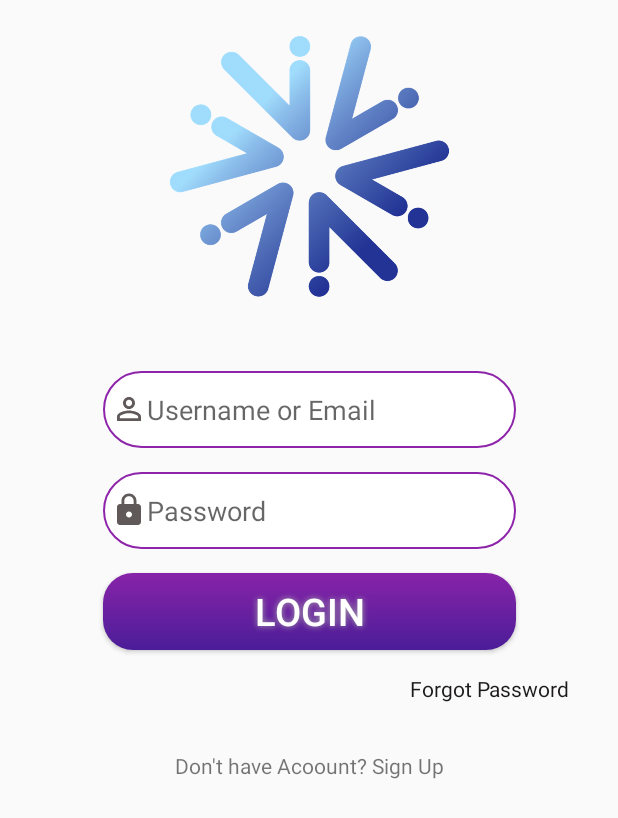
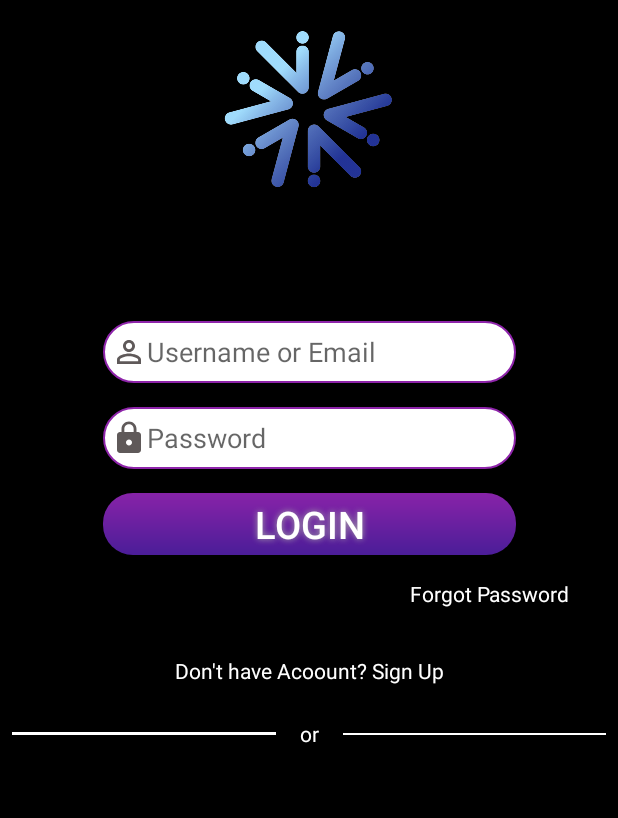
Before and after one commit to ademarx2/MiAjudaaPagar, an Android app: the screen it shows after launch (LoginActivity), on a phone screen of 412 x 824 dp. Shown: the top 818 px of the screen. Run offline under Robolectric (Android 15) with nearby library versions, the phone set to English and light mode, and no system bars; our stand-ins replace Firebase (no records; nobody signed in at launch, a user with empty details on screens opened directly); Roboto replaces fonts that are not available here.

Commit message:
commit ajust login layout

```diff
--- a/app/src/main/java/com/rameda/miajudaapagar/ui/Login/LoginActivity.kt
+++ b/app/src/main/java/com/rameda/miajudaapagar/ui/Login/LoginActivity.kt
@@ -11,18 +11,20 @@
 import androidx.core.content.ContextCompat.getSystemService
 import android.icu.lang.UCharacter.GraphemeClusterBreak.T
 import android.R
-
+import android.graphics.Color
 
 
 class LoginActivity : AppCompatActivity() {
 
     override fun onCreate(savedInstanceState: Bundle?) {
         super.onCreate(savedInstanceState)
+        getWindow()?.setStatusBarColor(Color.BLACK)
+
         setContentView(com.rameda.miajudaapagar.R.layout.activity_login)
         supportActionBar?.hide()
 
         angry_btn.setOnClickListener {
-   //         startActivity(Intent(this,MainActivity::class.java))
+         startActivity(Intent(this,MainActivity::class.java))
             // Write a message to the database
             val database = FirebaseDatabase.getInstance()
             val myRef = database.getReference("message")
@@ -30,5 +32,7 @@
             myRef.setValue("Hello, World!")
 
         }
+
+
     }
 }
--- a/app/src/main/res/layout/activity_login.xml
+++ b/app/src/main/res/layout/activity_login.xml
@@ -3,14 +3,16 @@
     xmlns:app="http://schemas.android.com/apk/res-auto"
     xmlns:tools="http://schemas.android.com/tools"
     android:layout_width="match_parent"
+    android:background="@color/black"
     android:layout_height="match_parent">
 
     <EditText
         android:id="@+id/et_username"
         style="@android:style/Widget.Material.Light.EditText"
         android:layout_width="275dp"
-        android:layout_height="51dp"
+        android:layout_height="41dp"
         android:layout_marginStart="50dp"
+        android:layout_marginTop="16dp"
         android:layout_marginEnd="50dp"
         android:autofillHints=""
         android:background="@drawable/ic_redondo_border"
@@ -25,7 +27,7 @@
     <EditText
         android:id="@+id/et_pass"
         android:layout_width="275dp"
-        android:layout_height="51dp"
+        android:layout_height="41dp"
         android:layout_marginTop="16dp"
         android:autofillHints=""
         android:background="@drawable/ic_redondo_border"
@@ -40,7 +42,7 @@
     <Button
         android:id="@+id/angry_btn"
         android:layout_width="275dp"
-        android:layout_height="51dp"
+        android:layout_height="41dp"
         android:layout_marginStart="50dp"
         android:layout_marginTop="16dp"
         android:layout_marginEnd="50dp"
@@ -61,20 +63,22 @@
         android:layout_width="wrap_content"
         android:layout_height="wrap_content"
         android:orientation="horizontal"
-        app:layout_constraintGuide_percent="0.3" />
+        app:layout_constraintGuide_percent="0.24" />
 
     <ImageView
         android:id="@+id/imageView"
-        android:layout_width="0dp"
-        android:layout_height="0dp"
+        android:layout_width="264dp"
+        android:layout_height="112dp"
         android:layout_marginStart="50dp"
         android:layout_marginTop="16dp"
         android:layout_marginEnd="50dp"
         android:layout_marginBottom="44dp"
         app:layout_constraintBottom_toTopOf="@+id/et_username"
         app:layout_constraintEnd_toEndOf="parent"
+        app:layout_constraintHorizontal_bias="0.489"
         app:layout_constraintStart_toStartOf="parent"
         app:layout_constraintTop_toTopOf="parent"
+        app:layout_constraintVertical_bias="0.0"
         app:srcCompat="@drawable/icone_empreendimento" />
 
     <TextView
@@ -82,7 +86,7 @@
         android:layout_width="wrap_content"
         android:layout_height="wrap_content"
         android:layout_marginTop="16dp"
-        android:textColor="#1C1A1A"
+        android:textColor="@color/whrite"
         android:layout_marginEnd="32dp"
         android:text="Forgot Password"
         app:layout_constraintEnd_toEndOf="parent"
@@ -94,9 +98,50 @@
         android:layout_height="wrap_content"
         android:layout_marginStart="50dp"
         android:layout_marginTop="32dp"
+        android:textColor="@color/whrite"
         android:layout_marginEnd="50dp"
         android:text="Don't have Acoount? Sign Up"
         app:layout_constraintEnd_toEndOf="parent"
         app:layout_constraintStart_toStartOf="parent"
         app:layout_constraintTop_toBottomOf="@+id/tv_esqueceuPassword" />
+
+
+    <View
+
+        android:id="@+id/view"
+        android:layout_width="0dp"
+        android:layout_height="2dp"
+        android:layout_marginStart="8dp"
+        android:layout_marginEnd="16dp"
+        android:background="#Fff"
+        app:layout_constraintBottom_toBottomOf="@+id/textView"
+        app:layout_constraintEnd_toStartOf="@+id/textView"
+        app:layout_constraintStart_toStartOf="parent"
+        app:layout_constraintTop_toTopOf="@+id/textView" />
+
+    <View
+
+        android:id="@+id/view2"
+        android:layout_width="0dp"
+        android:layout_height="1dp"
+        android:layout_marginStart="16dp"
+        android:layout_marginEnd="8dp"
+        android:background="#Fff"
+        app:layout_constraintBottom_toBottomOf="@+id/textView"
+        app:layout_constraintEnd_toEndOf="parent"
+        app:layout_constraintStart_toEndOf="@+id/textView"
+        app:layout_constraintTop_toTopOf="@+id/textView" />
+
+    <TextView
+        android:id="@+id/textView"
+        android:layout_width="wrap_content"
+        android:layout_height="wrap_content"
+        android:layout_marginTop="8dp"
+        android:text="or"
+        android:textColor="@color/whrite"
+        app:layout_constraintBottom_toBottomOf="parent"
+        app:layout_constraintEnd_toEndOf="parent"
+        app:layout_constraintStart_toStartOf="parent"
+        app:layout_constraintTop_toBottomOf="@+id/tv_avisopagilogin"
+        app:layout_constraintVertical_bias="0.044" />
 </androidx.constraintlayout.widget.ConstraintLayout>
```
